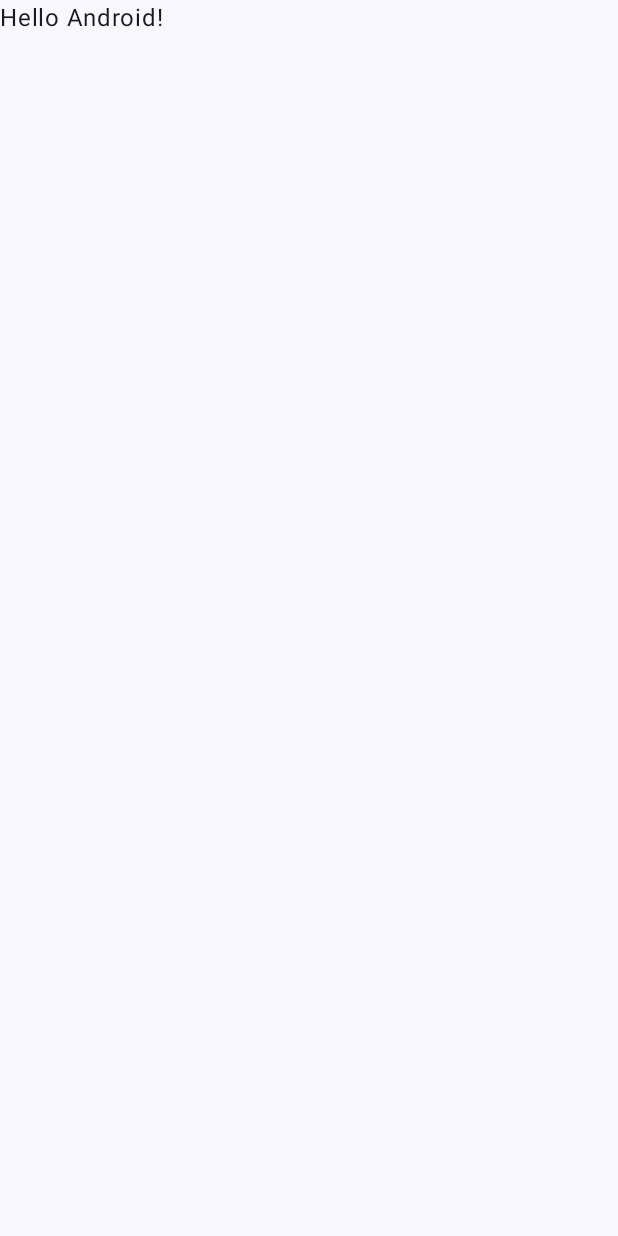
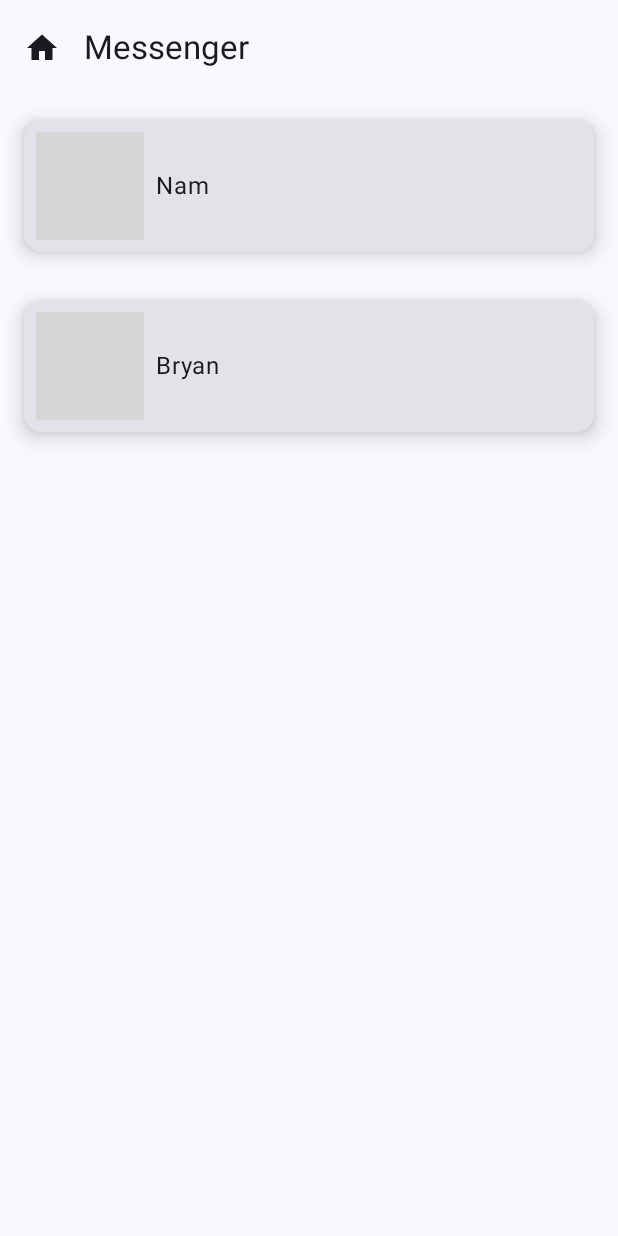
Before and after one commit to namnpse/Jetpack-Compose, an Android app built with Jetpack Compose: the MainActivity screen opened directly, with no data from a screen before it, on a phone screen of 412 x 824 dp. Before the commit the screen is almost empty. Run offline under Robolectric (Android 15) with nearby library versions, the phone set to English and light mode, and no system bars; pictures from the network do not load; grey boxes are pictures that could not be loaded.

Commit message:
lazy column, add Coil to load image from local and remote resource

```diff
--- a/app/build.gradle.kts
+++ b/app/build.gradle.kts
@@ -62,6 +62,7 @@ dependencies {
     implementation("androidx.compose.runtime:runtime-livedata:1.5.4")
     implementation("androidx.appcompat:appcompat:1.6.1")
     implementation("com.google.android.material:material:1.11.0")
+    implementation("io.coil-kt:coil-compose:2.5.0")
     testImplementation("junit:junit:4.13.2")
     androidTestImplementation("androidx.test.ext:junit:1.1.5")
     androidTestImplementation("androidx.test.espresso:espresso-core:3.5.1")
--- a/app/src/main/AndroidManifest.xml
+++ b/app/src/main/AndroidManifest.xml
@@ -2,7 +2,11 @@
 <manifest xmlns:android="http://schemas.android.com/apk/res/android"
     xmlns:tools="http://schemas.android.com/tools">
 
+    <uses-permission android:name="android.permission.INTERNET"/>
+
     <application
+        android:usesCleartextTraffic="true"
+        android:networkSecurityConfig="@xml/network_security_config"
         android:allowBackup="true"
         android:dataExtractionRules="@xml/data_extraction_rules"
         android:fullBackupContent="@xml/backup_rules"
--- a/app/src/main/java/com/namnp/jetpack_compose/MainActivity.kt
+++ b/app/src/main/java/com/namnp/jetpack_compose/MainActivity.kt
@@ -11,6 +11,7 @@ import androidx.compose.material3.Text
 import androidx.compose.runtime.Composable
 import androidx.compose.ui.Modifier
 import androidx.compose.ui.tooling.preview.Preview
+import com.namnp.jetpack_compose.practice.ui.MainScreen
 import com.namnp.jetpack_compose.ui.theme.JetpackComposeTheme
 
 class MainActivity : ComponentActivity() {
@@ -19,12 +20,13 @@ class MainActivity : ComponentActivity() {
         setContent {
             JetpackComposeTheme {
                 // A surface container using the 'background' color from the theme
-                Surface(
-                    modifier = Modifier.fillMaxSize(),
-                    color = MaterialTheme.colorScheme.background
-                ) {
-                    GreetingText("Android")
-                }
+//                Surface(
+//                    modifier = Modifier.fillMaxSize(),
+//                    color = MaterialTheme.colorScheme.background
+//                ) {
+//                    GreetingText("Android")
+//                }
+                MainScreen()
             }
         }
     }
--- a/app/src/main/java/com/namnp/jetpack_compose/practice/ui/ProfileCard.kt
+++ b/app/src/main/java/com/namnp/jetpack_compose/practice/ui/ProfileCard.kt
@@ -3,14 +3,14 @@
 package com.namnp.jetpack_compose.practice.ui
 
 import androidx.compose.foundation.BorderStroke
-import androidx.compose.foundation.Image
-import androidx.compose.foundation.layout.Column
 import androidx.compose.foundation.layout.Row
 import androidx.compose.foundation.layout.fillMaxSize
 import androidx.compose.foundation.layout.fillMaxWidth
 import androidx.compose.foundation.layout.padding
 import androidx.compose.foundation.layout.size
 import androidx.compose.foundation.layout.wrapContentHeight
+import androidx.compose.foundation.lazy.LazyColumn
+import androidx.compose.foundation.lazy.items
 import androidx.compose.foundation.shape.CircleShape
 import androidx.compose.material.icons.Icons
 import androidx.compose.material.icons.filled.Home
@@ -27,9 +27,11 @@ import androidx.compose.runtime.Composable
 import androidx.compose.ui.Alignment
 import androidx.compose.ui.Modifier
 import androidx.compose.ui.layout.ContentScale
-import androidx.compose.ui.res.painterResource
+import androidx.compose.ui.platform.LocalContext
 import androidx.compose.ui.tooling.preview.Preview
 import androidx.compose.ui.unit.dp
+import coil.compose.AsyncImage
+import coil.request.ImageRequest
 
 @Composable
 fun MainScreen(userProfiles: List<UserProfile> = userProfileList) {
@@ -39,16 +41,23 @@ fun MainScreen(userProfiles: List<UserProfile> = userProfileList) {
             modifier = Modifier
                 .fillMaxSize()
                 .padding(padding),
-/*          it's required to use padding parameter,
-            passed into Scaffold content composable.
-            apply it to the topmost container/view in content
-            This is done to prevent layout problems,
-            for example, when the scaffold has a bottom bar, without the use of this padding part of your view will be under the bar.*/
+            /*          it's required to use padding parameter,
+                        passed into Scaffold content composable.
+                        apply it to the topmost container/view in content
+                        This is done to prevent layout problems,
+                        for example, when the scaffold has a bottom bar, without the use of this padding part of your view will be under the bar.*/
         ) {
-            Column {
-                for (userProfile in userProfiles)
-                    ProfileCard(userProfile = userProfile)
+//            Column {
+//                for (userProfile in userProfiles)
+//                    ProfileCard(userProfile = userProfile)
+//            }
+            // use LazyColumn as RecyclerView
+            LazyColumn {
+                items(userProfiles) { user ->
+                    ProfileCard(userProfile = user)
+                }
             }
+
         }
     }
 }
@@ -94,12 +103,35 @@ fun ProfileImage(drawableId: Int, onlineStatus: Boolean) {
         modifier = Modifier.padding(8.dp),
         border = BorderStroke(width = 2.dp, color = MaterialTheme.colorScheme.primary),
     ) {
-        Image(
+        val url = "https://images.unsplash.com/photo-1485290334039-a3c69043e517?ixid=MXwxMjA3fDB8MHxwaG90by1wYWdlfHx8fGVufDB8fHw%3D&ixlib=rb-1.2.1&auto=format&fit=crop&w=800&q=80"
+//        Image(
+//            modifier = Modifier.size(72.dp),
+//            painter = painterResource(id = drawableId),
+//            contentDescription = null,
+//            contentScale = ContentScale.Crop,
+//        )
+        // Load Local drawable file
+//        Image(
+//            modifier = Modifier.size(72.dp),
+//            painter = rememberAsyncImagePainter(model = drawableId),
+//            contentDescription = null,
+//            contentScale = ContentScale.Crop,
+//        )
+//        https://coil-kt.github.io/coil/compose/
+
+        AsyncImage(
             modifier = Modifier.size(72.dp),
-            painter = painterResource(id = drawableId),
+            contentScale = ContentScale.Crop,
+            model = ImageRequest.Builder(LocalContext.current)
+                .data(url)
+                .crossfade(true)
+                .build(),
+//            model = url,
+//            model = drawableId, // Load Local drawable file
             contentDescription = null,
-            contentScale = ContentScale.Crop,
         )
+
+
     }
 
 }
--- /dev/null
+++ b/app/src/main/res/xml/network_security_config.xml
@@ -0,0 +1,4 @@
+<?xml version="1.0" encoding="utf-8"?>
+<network-security-config>
+    <base-config cleartextTrafficPermitted="true" />
+</network-security-config>
```
